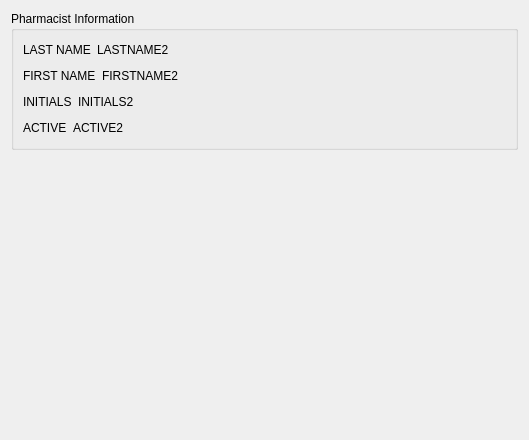
Above: src/db/pharmacistdisplay.ui from kyledevans/Medicine-Track before the change. Below: the same form after it.
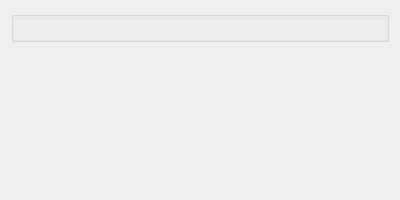
That is the form after the change. Custom widgets are drawn as their Qt base class.

Patch:
```diff
--- a/src/db/pharmacistdisplay.ui
+++ b/src/db/pharmacistdisplay.ui
@@ -6,8 +6,8 @@
    <rect>
     <x>0</x>
     <y>0</y>
-    <width>529</width>
-    <height>440</height>
+    <width>400</width>
+    <height>200</height>
    </rect>
   </property>
   <property name="windowTitle">
@@ -15,149 +15,7 @@
   </property>
   <layout class="QVBoxLayout" name="verticalLayout">
    <item>
-    <widget class="QGroupBox" name="groupBox">
-     <property name="title">
-      <string>Pharmacist Information</string>
-     </property>
-     <layout class="QVBoxLayout" name="verticalLayout_2">
-      <item>
-       <layout class="QHBoxLayout" name="horizontalLayout">
-        <item>
-         <widget class="QLabel" name="lastTitle">
-          <property name="text">
-           <string>LAST NAME</string>
-          </property>
-         </widget>
-        </item>
-        <item>
-         <widget class="QLabel" name="lastLabel">
-          <property name="text">
-           <string>LASTNAME2</string>
-          </property>
-          <property name="textInteractionFlags">
-           <set>Qt::LinksAccessibleByMouse|Qt::TextSelectableByMouse</set>
-          </property>
-         </widget>
-        </item>
-        <item>
-         <spacer name="horizontalSpacer">
-          <property name="orientation">
-           <enum>Qt::Horizontal</enum>
-          </property>
-          <property name="sizeHint" stdset="0">
-           <size>
-            <width>40</width>
-            <height>20</height>
-           </size>
-          </property>
-         </spacer>
-        </item>
-       </layout>
-      </item>
-      <item>
-       <layout class="QHBoxLayout" name="horizontalLayout_2">
-        <item>
-         <widget class="QLabel" name="firstTitle">
-          <property name="text">
-           <string>FIRST NAME</string>
-          </property>
-         </widget>
-        </item>
-        <item>
-         <widget class="QLabel" name="firstLabel">
-          <property name="text">
-           <string>FIRSTNAME2</string>
-          </property>
-          <property name="textInteractionFlags">
-           <set>Qt::LinksAccessibleByMouse|Qt::TextSelectableByMouse</set>
-          </property>
-         </widget>
-        </item>
-        <item>
-         <spacer name="horizontalSpacer_2">
-          <property name="orientation">
-           <enum>Qt::Horizontal</enum>
-          </property>
-          <property name="sizeHint" stdset="0">
-           <size>
-            <width>40</width>
-            <height>20</height>
-           </size>
-          </property>
-         </spacer>
-        </item>
-       </layout>
-      </item>
-      <item>
-       <layout class="QHBoxLayout" name="horizontalLayout_3">
-        <item>
-         <widget class="QLabel" name="initialsTitle">
-          <property name="text">
-           <string>INITIALS</string>
-          </property>
-         </widget>
-        </item>
-        <item>
-         <widget class="QLabel" name="initialsLabel">
-          <property name="text">
-           <string>INITIALS2</string>
-          </property>
-          <property name="textInteractionFlags">
-           <set>Qt::LinksAccessibleByMouse|Qt::TextSelectableByMouse</set>
-          </property>
-         </widget>
-        </item>
-        <item>
-         <spacer name="horizontalSpacer_3">
-          <property name="orientation">
-           <enum>Qt::Horizontal</enum>
-          </property>
-          <property name="sizeHint" stdset="0">
-           <size>
-            <width>40</width>
-            <height>20</height>
-           </size>
-          </property>
-         </spacer>
-        </item>
-       </layout>
-      </item>
-      <item>
-       <layout class="QHBoxLayout" name="horizontalLayout_4">
-        <item>
-         <widget class="QLabel" name="activeTitle">
-          <property name="text">
-           <string>ACTIVE</string>
-          </property>
-         </widget>
-        </item>
-        <item>
-         <widget class="QLabel" name="activeLabel">
-          <property name="text">
-           <string>ACTIVE2</string>
-          </property>
-          <property name="textInteractionFlags">
-           <set>Qt::LinksAccessibleByMouse|Qt::TextSelectableByMouse</set>
-          </property>
-         </widget>
-        </item>
-        <item>
-         <spacer name="horizontalSpacer_4">
-          <property name="orientation">
-           <enum>Qt::Horizontal</enum>
-          </property>
-          <property name="sizeHint" stdset="0">
-           <size>
-            <width>40</width>
-            <height>20</height>
-           </size>
-          </property>
-         </spacer>
-        </item>
-       </layout>
-      </item>
-     </layout>
-    </widget>
+    <widget class="PharmacistGroupBox" name="pharmacistBox"/>
    </item>
    <item>
     <spacer name="verticalSpacer">
@@ -174,6 +32,14 @@
    </item>
   </layout>
  </widget>
+ <customwidgets>
+  <customwidget>
+   <class>PharmacistGroupBox</class>
+   <extends>QGroupBox</extends>
+   <header>pharmacistgroupbox.h</header>
+   <container>1</container>
+  </customwidget>
+ </customwidgets>
  <resources/>
  <connections/>
 </ui>
```
